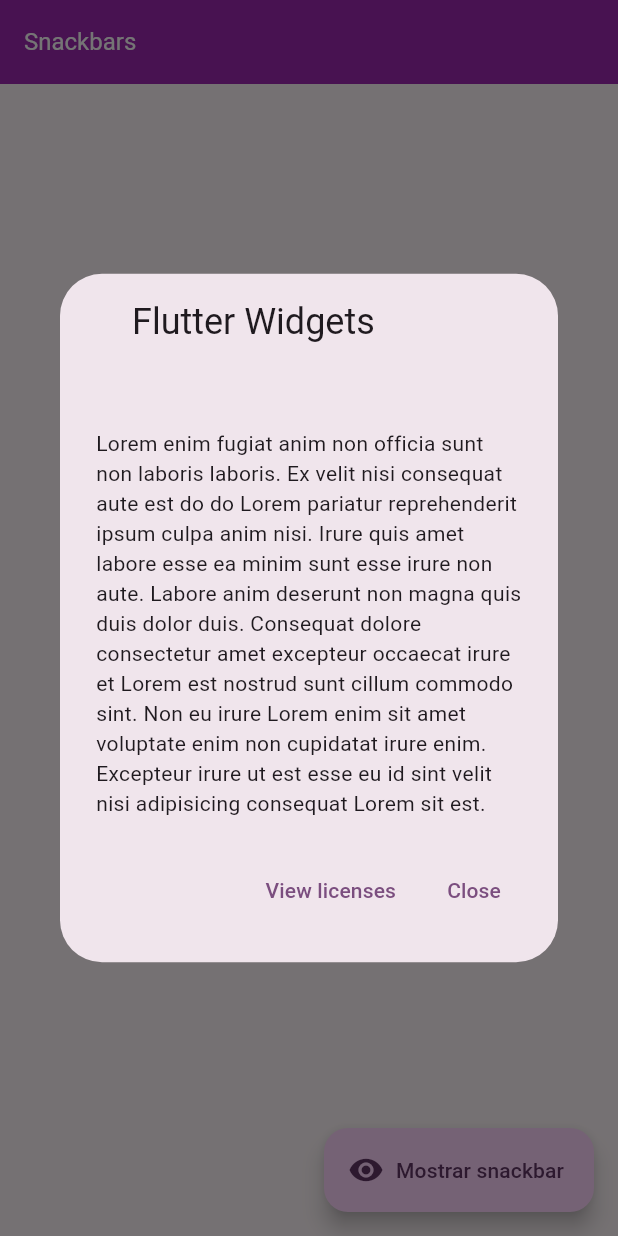
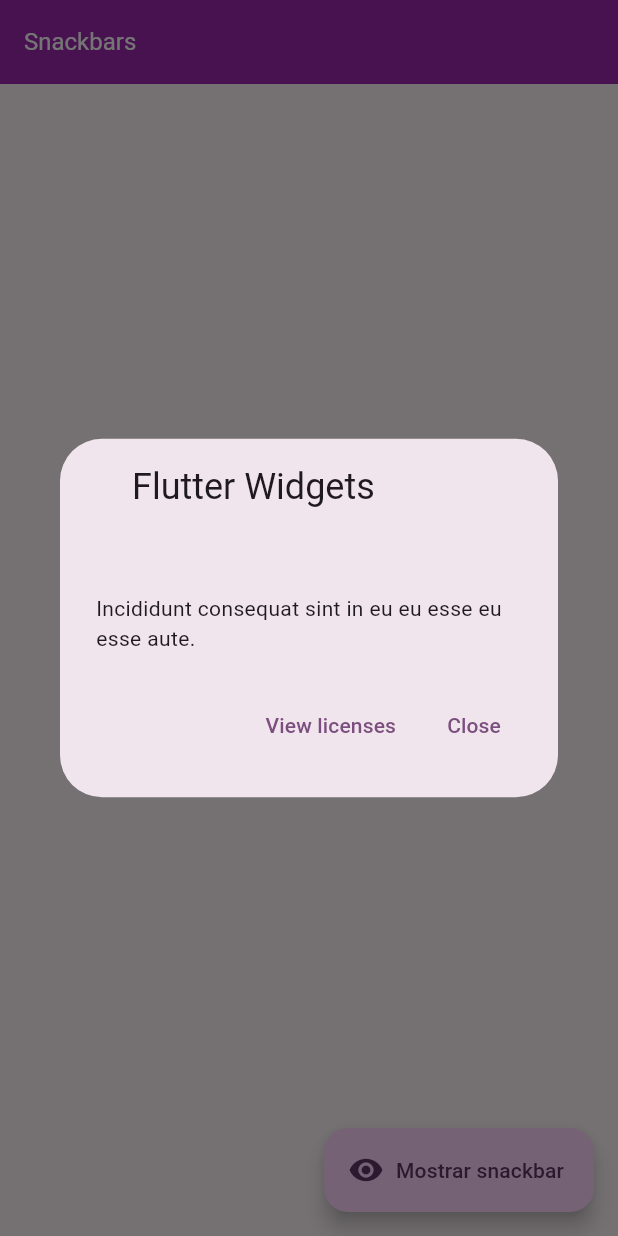
Before and after one commit to devb09/widgets_app, a Flutter app: the SnackbarScreen screen opened by its route, after a tap on "Licensias usadas", on a phone screen of 412 x 824 dp. Run offline on Flutter 3.47's test engine with Material 2 defaults, Android fonts, the phone set to English and light mode, and no system bars; our stand-ins replace go_router.

Commit message:
lorem change

```diff
--- a/lib/presentation/screens/snackbar/snackbar_screen.dart
+++ b/lib/presentation/screens/snackbar/snackbar_screen.dart
@@ -47,7 +47,7 @@ class SnackbarScreen extends StatelessWidget {
                 onPressed: () {
                   showAboutDialog(context: context, children: [
                     const Text(
-                        'Lorem enim fugiat anim non officia sunt non laboris laboris. Ex velit nisi consequat aute est do do Lorem pariatur reprehenderit ipsum culpa anim nisi. Irure quis amet labore esse ea minim sunt esse irure non aute. Labore anim deserunt non magna quis duis dolor duis. Consequat dolore consectetur amet excepteur occaecat irure et Lorem est nostrud sunt cillum commodo sint. Non eu irure Lorem enim sit amet voluptate enim non cupidatat irure enim. Excepteur irure ut est esse eu id sint velit nisi adipisicing consequat Lorem sit est.')
+                        'Incididunt consequat sint in eu eu esse eu esse aute.')
                   ]);
                 },
                 child: const Text('Licensias usadas')),
```
